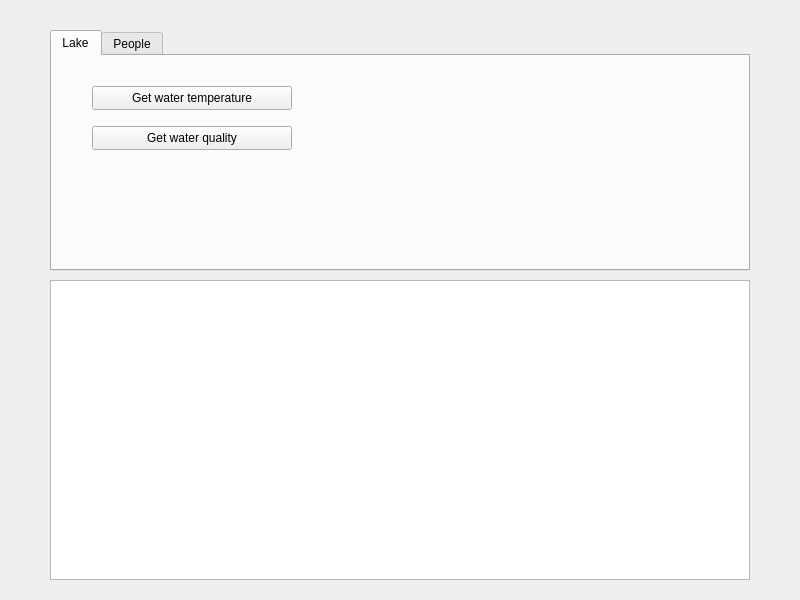
Old version of the form GUI/English/BathingLake/gui.ui in the repository Yeah-Jack/cpp-projects.
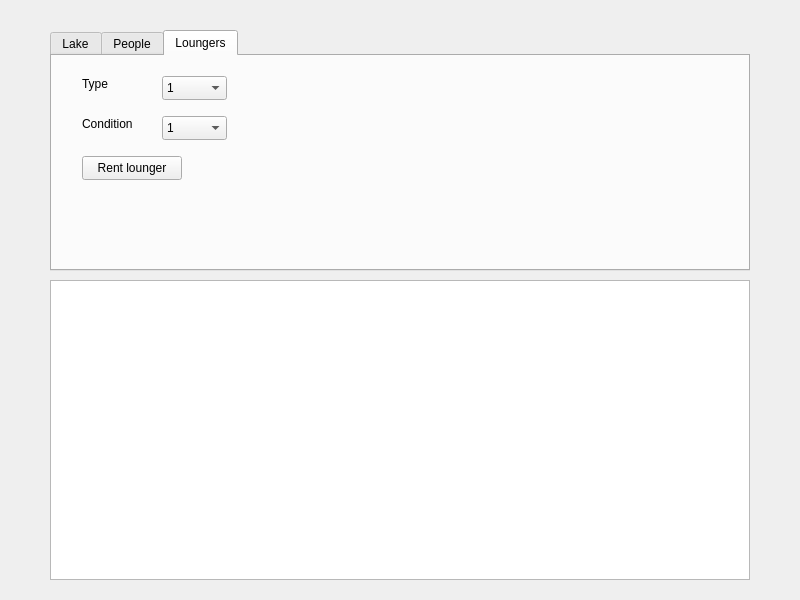
New version of the form. The open tabs and pages were chosen to show the change.

Commit message: feat: add lounger rental functionality and update GUI layout

Patch:
```diff
--- a/GUI/English/BathingLake/gui.ui
+++ b/GUI/English/BathingLake/gui.ui
@@ -156,6 +156,110 @@
      </property>
     </widget>
    </widget>
+   <widget class="QWidget" name="loungerTab">
+    <attribute name="title">
+     <string>Loungers</string>
+    </attribute>
+    <widget class="QPushButton" name="rentLoungerBtn">
+     <property name="geometry">
+      <rect>
+       <x>30</x>
+       <y>100</y>
+       <width>100</width>
+       <height>24</height>
+      </rect>
+     </property>
+     <property name="text">
+      <string>Rent lounger</string>
+     </property>
+    </widget>
+    <widget class="QComboBox" name="typeSelect">
+     <property name="geometry">
+      <rect>
+       <x>110</x>
+       <y>20</y>
+       <width>65</width>
+       <height>24</height>
+      </rect>
+     </property>
+     <item>
+      <property name="text">
+       <string>1</string>
+      </property>
+     </item>
+     <item>
+      <property name="text">
+       <string>2</string>
+      </property>
+     </item>
+     <item>
+      <property name="text">
+       <string>3</string>
+      </property>
+     </item>
+     <item>
+      <property name="text">
+       <string>4</string>
+      </property>
+     </item>
+    </widget>
+    <widget class="QLabel" name="typeLabel">
+     <property name="geometry">
+      <rect>
+       <x>30</x>
+       <y>20</y>
+       <width>60</width>
+       <height>16</height>
+      </rect>
+     </property>
+     <property name="text">
+      <string>Type</string>
+     </property>
+    </widget>
+    <widget class="QLabel" name="conditionLabel">
+     <property name="geometry">
+      <rect>
+       <x>30</x>
+       <y>60</y>
+       <width>60</width>
+       <height>16</height>
+      </rect>
+     </property>
+     <property name="text">
+      <string>Condition</string>
+     </property>
+    </widget>
+    <widget class="QComboBox" name="conditionSelect">
+     <property name="geometry">
+      <rect>
+       <x>110</x>
+       <y>60</y>
+       <width>65</width>
+       <height>24</height>
+      </rect>
+     </property>
+     <item>
+      <property name="text">
+       <string>1</string>
+      </property>
+     </item>
+     <item>
+      <property name="text">
+       <string>2</string>
+      </property>
+     </item>
+     <item>
+      <property name="text">
+       <string>3</string>
+      </property>
+     </item>
+     <item>
+      <property name="text">
+       <string>4</string>
+      </property>
+     </item>
+    </widget>
+   </widget>
   </widget>
  </widget>
  <resources/>
```
Left out of the diff: 2 changed lines with no effect on the pictures. The commit also changes 4 other files.
